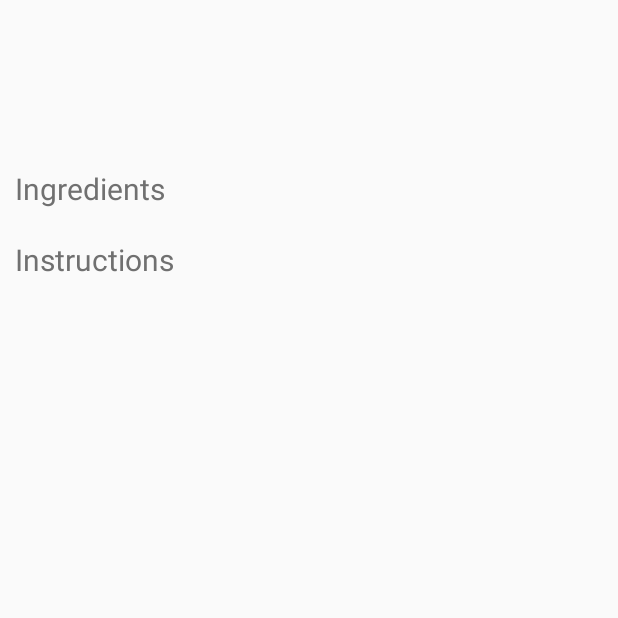
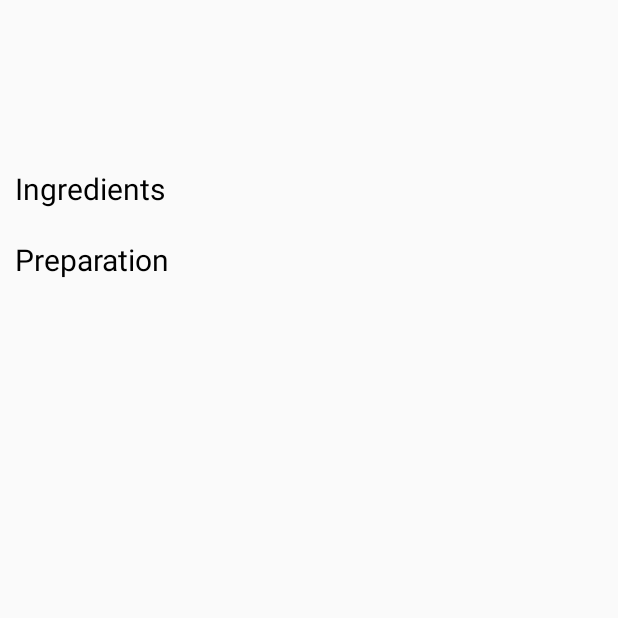
Before and after one commit to cbrpsj/InspiredFood, an Android app: the RecipeActivity screen opened directly, with no data from a screen before it, on a phone screen of 412 x 824 dp, the top half of it. Run offline under Robolectric (Android 15) with nearby library versions, the phone set to English and light mode, and no system bars; 1 statement that could not run was skipped.

```diff
--- a/app/src/main/res/layout/activity_recipe.xml
+++ b/app/src/main/res/layout/activity_recipe.xml
@@ -14,7 +14,7 @@
         android:layout_height="wrap_content"
         android:paddingTop="20dp"
         android:layout_gravity="center"
-        android:textColor="#707070"
+        android:textColor="#000000"
         android:textSize="30dp"/>
 
     <TextView
@@ -34,7 +34,7 @@
         android:paddingTop="20dp"
         android:paddingLeft="10dp"
         android:paddingRight="10dp"
-        android:textColor="#707070"
+        android:textColor="#000000"
         android:textSize="20dp"
         android:text="@string/ingredients"/>
 
@@ -45,7 +45,7 @@
         android:paddingTop="20dp"
         android:paddingLeft="10dp"
         android:paddingRight="10dp"
-        android:textColor="#707070"
+        android:textColor="#000000"
         android:textSize="20dp"
         android:text="@string/instructions"/>
 
--- a/app/src/main/res/layout/activity_recipe_list.xml
+++ b/app/src/main/res/layout/activity_recipe_list.xml
@@ -17,14 +17,16 @@
             android:id="@+id/textView"
             android:layout_width="wrap_content"
             android:layout_height="wrap_content"
-            android:layout_gravity="left"
+            android:paddingLeft="120dp"
+            android:paddingRight="30dp"
+            android:textSize="30dp"
+            android:textColor="#000000"
             android:text="InspiredFood" />
 
         <Button
             android:id="@+id/button_add"
             android:layout_width="wrap_content"
             android:layout_height="wrap_content"
-            android:layout_gravity="right"
             android:text="+"/>
     </LinearLayout>
 
--- a/app/src/main/res/values/strings.xml
+++ b/app/src/main/res/values/strings.xml
@@ -9,7 +9,6 @@
     <string name="recipe_info_for">for</string>
     <string name="recipe_info_person">person</string>
     <string name="recipe_info_persons">persons</string>
-    <string name="instructions">Instructions</string>
     <string name="ingredients">Ingredients</string>
-
+    <string name="instructions">Preparation</string>
 </resources>
--- a/build.gradle
+++ b/build.gradle
@@ -11,7 +11,7 @@ buildscript {
     }
 
     dependencies {
-        classpath 'com.android.tools.build:gradle:2.3.0'
+        classpath 'com.android.tools.build:gradle:2.3.1'
         classpath "org.jetbrains.kotlin:kotlin-gradle-plugin:$kotlin_version"
     }
 }
```
Also changed, not shown: 1 other file.
